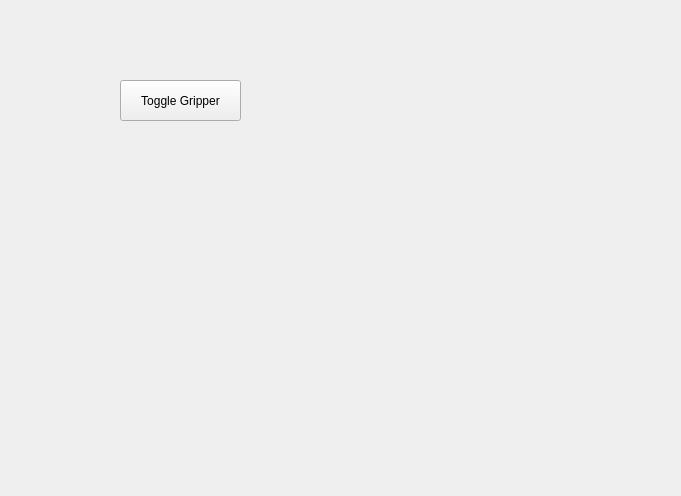
Above: viz_helpers/src/Dashboard.ui from malasiot/clopema_certh_ros before the change. Below: the same form after it.
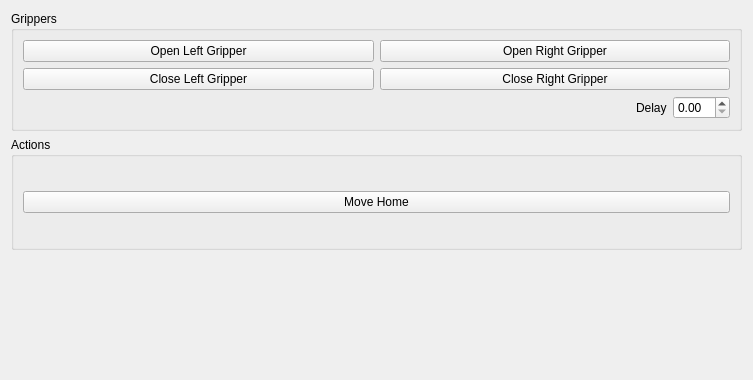
That is the form after the change.

Commit message: Robot dashboard gui functionality

Patch:
```diff
--- a/viz_helpers/src/Dashboard.ui
+++ b/viz_helpers/src/Dashboard.ui
@@ -6,26 +6,110 @@
    <rect>
     <x>0</x>
     <y>0</y>
-    <width>681</width>
-    <height>496</height>
+    <width>753</width>
+    <height>380</height>
    </rect>
   </property>
   <property name="windowTitle">
    <string>Form</string>
   </property>
-  <widget class="QPushButton" name="pushButton">
-   <property name="geometry">
-    <rect>
-     <x>120</x>
-     <y>80</y>
-     <width>121</width>
-     <height>41</height>
-    </rect>
-   </property>
-   <property name="text">
-    <string>Toggle Gripper</string>
-   </property>
-  </widget>
+  <layout class="QVBoxLayout" name="verticalLayout_2">
+   <item>
+    <widget class="QGroupBox" name="groupBox">
+     <property name="title">
+      <string>Grippers</string>
+     </property>
+     <layout class="QVBoxLayout" name="verticalLayout">
+      <item>
+       <layout class="QGridLayout" name="gridLayout">
+        <item row="2" column="1">
+         <widget class="QPushButton" name="closeRightGripperButton">
+          <property name="text">
+           <string>Close Right Gripper</string>
+          </property>
+         </widget>
+        </item>
+        <item row="0" column="1">
+         <widget class="QPushButton" name="openRightGripperButton">
+          <property name="text">
+           <string>Open Right Gripper</string>
+          </property>
+         </widget>
+        </item>
+        <item row="0" column="0">
+         <widget class="QPushButton" name="openLeftGripperButton">
+          <property name="text">
+           <string>Open Left Gripper</string>
+          </property>
+         </widget>
+        </item>
+        <item row="2" column="0">
+         <widget class="QPushButton" name="closeLeftGripperButton">
+          <property name="text">
+           <string>Close Left Gripper</string>
+          </property>
+         </widget>
+        </item>
+       </layout>
+      </item>
+      <item>
+       <layout class="QHBoxLayout" name="horizontalLayout_2">
+        <item>
+         <spacer name="horizontalSpacer">
+          <property name="orientation">
+           <enum>Qt::Horizontal</enum>
+          </property>
+          <property name="sizeHint" stdset="0">
+           <size>
+            <width>40</width>
+            <height>20</height>
+           </size>
+          </property>
+         </spacer>
+        </item>
+        <item>
+         <widget class="QLabel" name="label">
+          <property name="text">
+           <string>Delay</string>
+          </property>
+         </widget>
+        </item>
+        <item>
+         <widget class="QDoubleSpinBox" name="gripperDelay"/>
+        </item>
+       </layout>
+      </item>
+     </layout>
+    </widget>
+   </item>
+   <item>
+    <widget class="QGroupBox" name="groupBox_2">
+     <property name="title">
+      <string>Actions</string>
+     </property>
+     <layout class="QGridLayout" name="gridLayout_3">
+      <item row="0" column="0">
+       <layout class="QGridLayout" name="gridLayout_2">
+        <item row="0" column="0">
+         <widget class="QPushButton" name="pushButton">
+          <property name="text">
+           <string>Move Home</string>
+          </property>
+         </widget>
+        </item>
+       </layout>
+      </item>
+     </layout>
+    </widget>
+   </item>
+   <item>
+    <widget class="QLabel" name="messageBox">
+     <property name="text">
+      <string/>
+     </property>
+    </widget>
+   </item>
+  </layout>
  </widget>
  <resources/>
  <connections>
```
Left out of the diff: 77 changed lines with no effect on the pictures. The commit also changes 4 other files.
